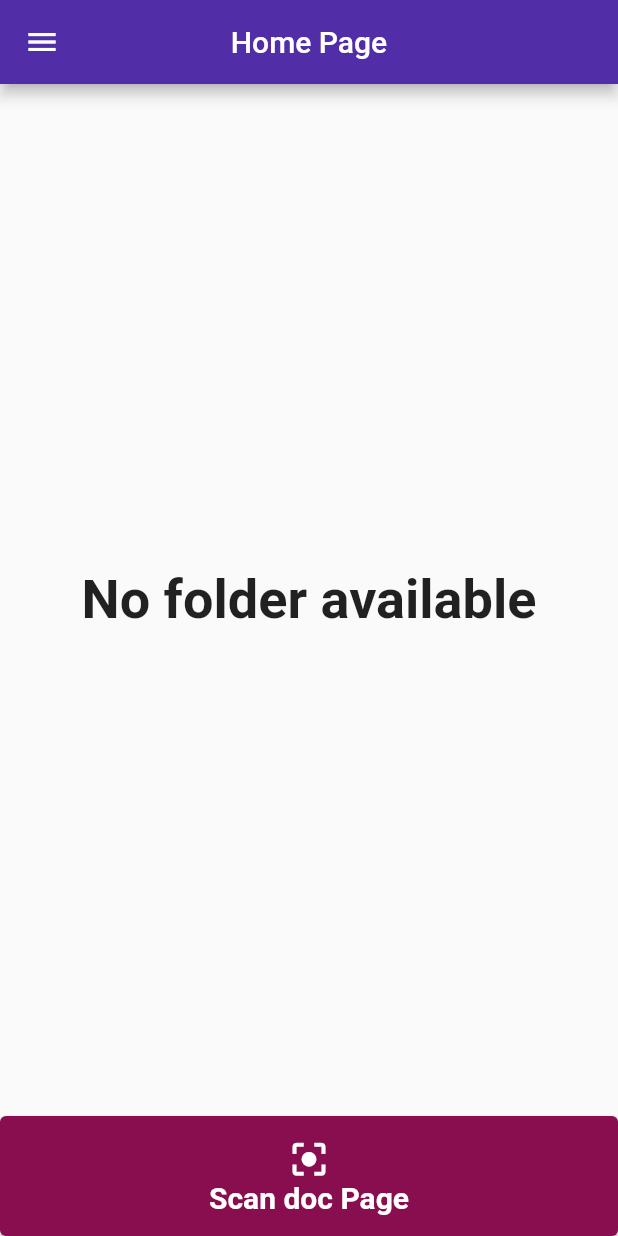
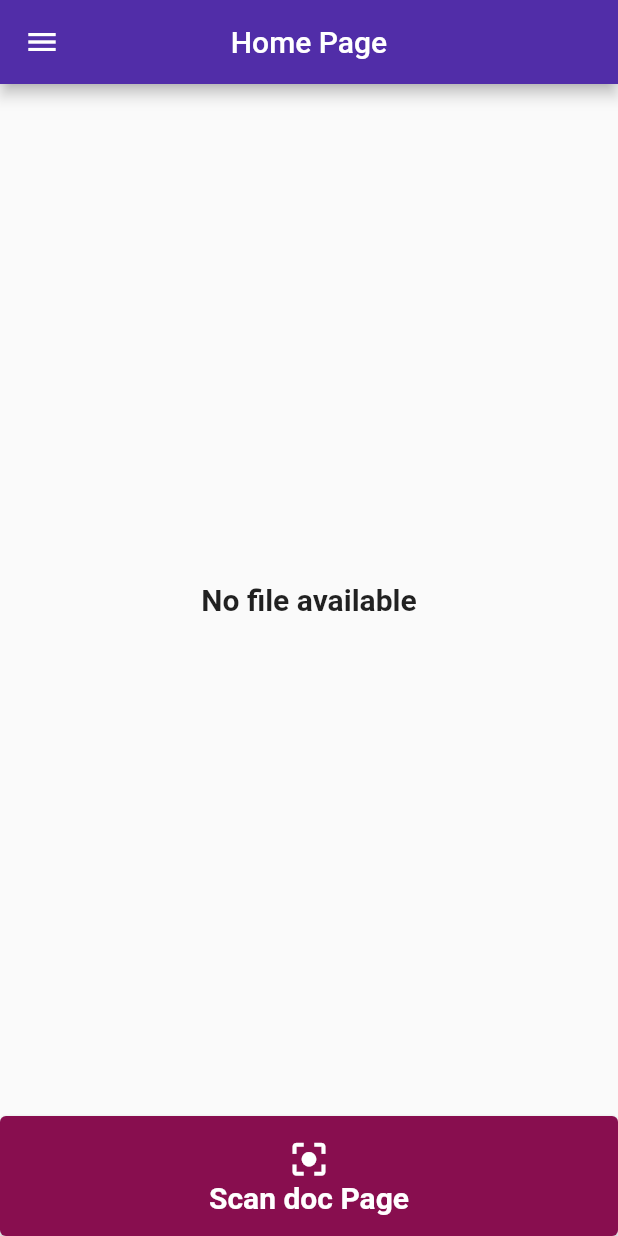
Before and after one commit to CloeBlanchard/mobilescan, a Flutter app: the screen it shows after launch, on a phone screen of 412 x 824 dp. Run offline on Flutter 3.47's test engine with Material 2 defaults, Android fonts, the phone set to English and light mode, and no system bars; our stand-ins replace adaptive_theme, another_flushbar, image_picker, responsive_framework, share_plus; missing offline and left inert: flutter_file_manager, pdf_viewer_plugin, splash_screen_view.

```diff
--- a/lib/homepage.dart
+++ b/lib/homepage.dart
@@ -2,6 +2,7 @@ import 'dart:io';
 import 'dart:ui';
 import 'package:another_flushbar/flushbar.dart';
 import 'package:appscan/settingspage.dart';
+import 'package:flutter/cupertino.dart';
 import 'package:flutter/material.dart';
 import 'package:flutter/painting.dart';
 import 'package:flutter/rendering.dart';
@@ -11,9 +12,9 @@ import 'package:path_provider/path_provider.dart';
 
 /// import scan document page
 import 'scandocument.dart';
+
 /// import view pdf page
 import 'viewpdf.dart';
-
 
 ///apply this class on home: attribute at MaterialApp()
 class HomePage extends StatefulWidget {
@@ -24,14 +25,15 @@ class HomePage extends StatefulWidget {
     return _HomePageState(); //create state
   }
 }
+
 class _HomePageState extends State<HomePage> {
-  dynamic files;
+  List<File> files = [];
   final dir = getExternalStorageDirectory();
   // directory for ios
   final dirIOS = getApplicationSupportDirectory();
 
   ///async function to get list of files
-  void getFiles() async {
+  getFiles() async {
     try {
       if (Platform.isAndroid) {
         try {
@@ -40,7 +42,7 @@ class _HomePageState extends State<HomePage> {
           files = await filesManager.filesTree(
             // filter list only pdf files
               extensions: ["pdf"]);
-          // updtate the ui
+          // update the ui
           setState(() {});
         } catch (error) {
           Flushbar(
@@ -54,7 +56,7 @@ class _HomePageState extends State<HomePage> {
           var pathRoot = await dirIOS;
           var filesManager = FileManager(root: pathRoot);
           files = await filesManager.filesTree(
-            // filteer list only pdf files
+            // filter list only pdf files
               extensions: ["pdf"]);
           //update the ui
           setState(() {});
@@ -119,8 +121,22 @@ class _HomePageState extends State<HomePage> {
           ],
         ),
       ),
+
       /// if files is empty display informative message
-      body: (files.isEmpty)
+      body: Stack(
+          children: [
+            // if file is empty display text
+            (files.isEmpty)
+                ? Center(
+              child: Text(
+                "No file available",
+                textScaleFactor: MediaQuery.of(context).textScaleFactor,
+                maxLines: 1,
+                style: const TextStyle(
+                    fontSize: 20, fontWeight: FontWeight.bold),
+              ),
+            )
+                : (files.isEmpty)
                 ? const Center(
               child: Text(
                 "No folder available",
@@ -132,10 +148,9 @@ class _HomePageState extends State<HomePage> {
             )
             /// if files is not empty, display listView of document scanned
             /// pull down to refresh page
-          : RefreshIndicator(
-        child: ListView.builder(
+                : ListView.builder(
               ///if file/folder list is grabbed, then show here
-          itemCount: files?.length ?? 0,
+              itemCount: files.length,
               physics: const AlwaysScrollableScrollPhysics(),
               itemBuilder: (context, index) {
                 return Card(
@@ -156,43 +171,29 @@ class _HomePageState extends State<HomePage> {
                     ),
                     trailing: Icon(
                       Icons.arrow_forward,
+                      size: 30,
                       color: Colors.pink.shade900,
-                  size: 30,
                     ),
                     onTap: () {
                       Navigator.push(context,
                           MaterialPageRoute(builder: (context) {
                             ///open viewPDF page on click
-                        return ViewPDF(pathPDF: files[index].path.toString());
+                            return ViewPDF(pathPDF: files[index].path);
                           }));
                     },
                   ),
                 );
               },
             ),
-        // function who refresh the page
-        onRefresh: () {
-          return Future.delayed(
-              const Duration(seconds: 1),
-                  () {
-                setState(() {
-                  files.add([getFiles()]);
-                });
-              }
-          );
-        },
+          ]
       ),
       /// bottom navigation bar
       bottomNavigationBar: SizedBox(
         height: 80,
         child: ElevatedButton(
           onPressed: () {
-            Navigator.push(
-                context,
-                MaterialPageRoute(
-                    builder: (context) => const ScanDocument()
-                )
-            );
+            Navigator.push(context,
+                MaterialPageRoute(builder: (context) => const ScanDocument()));
           },
           child: Column(
             mainAxisAlignment: MainAxisAlignment.center,
@@ -203,10 +204,7 @@ class _HomePageState extends State<HomePage> {
               ),
               Text(
                 "Scan doc Page",
-                style: TextStyle(
-                    fontSize: 20,
-                    fontWeight: FontWeight.bold
-                ),
+                style: TextStyle(fontSize: 20, fontWeight: FontWeight.bold),
               )
             ],
           ),
--- a/pubspec.yaml
+++ b/pubspec.yaml
@@ -35,11 +35,10 @@ dependencies:
   another_flushbar: ^1.10.28
   path: ^1.6.4
   flutter_file_manager: ^0.2.0
-  flutter_full_pdf_viewer: ^1.0.6
   adaptive_theme: ^2.3.1
   share_plus: ^4.0.4
   responsive_framework: ^0.1.7
-
+  pdf_viewer_plugin: ^2.0.1
 
   # The following adds the Cupertino Icons font to your application.
   # Use with the CupertinoIcons class for iOS style icons.
```
Also changed, not shown: lib/viewpdf.dart (+79 -20 lines), pubspec.lock, 1 other file. Lines whose indentation alone changed are shown as unchanged.
